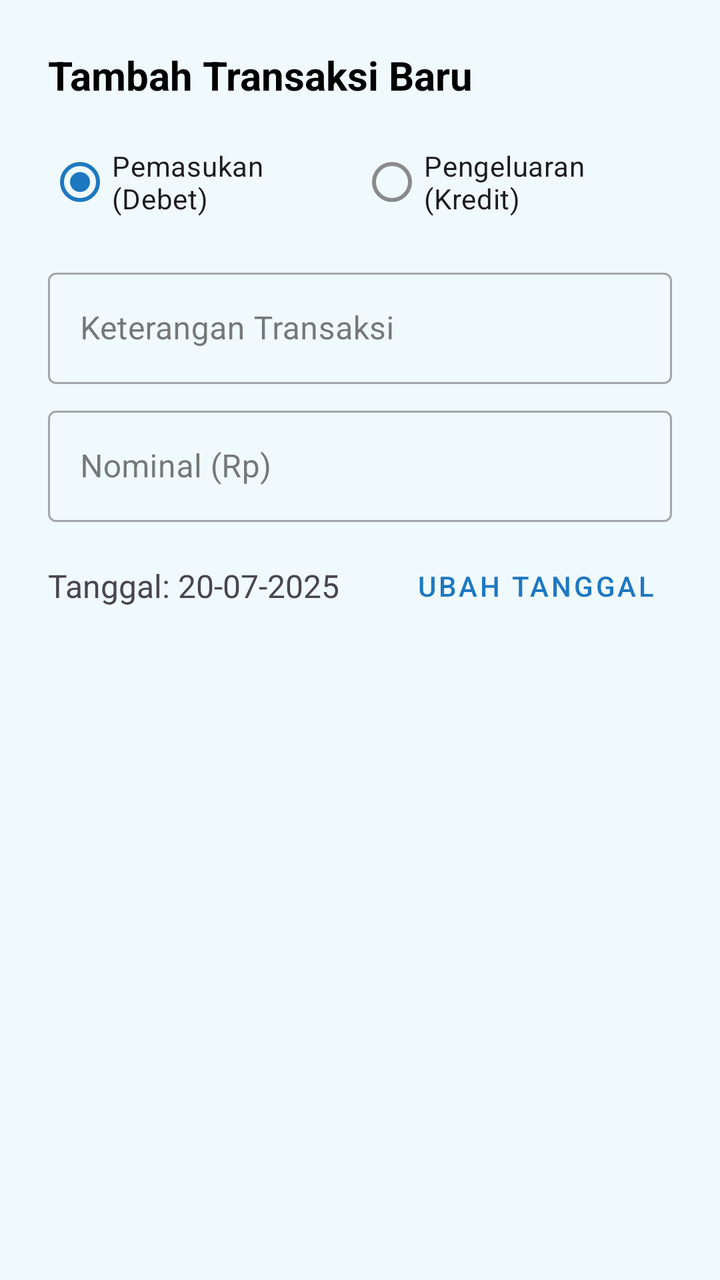
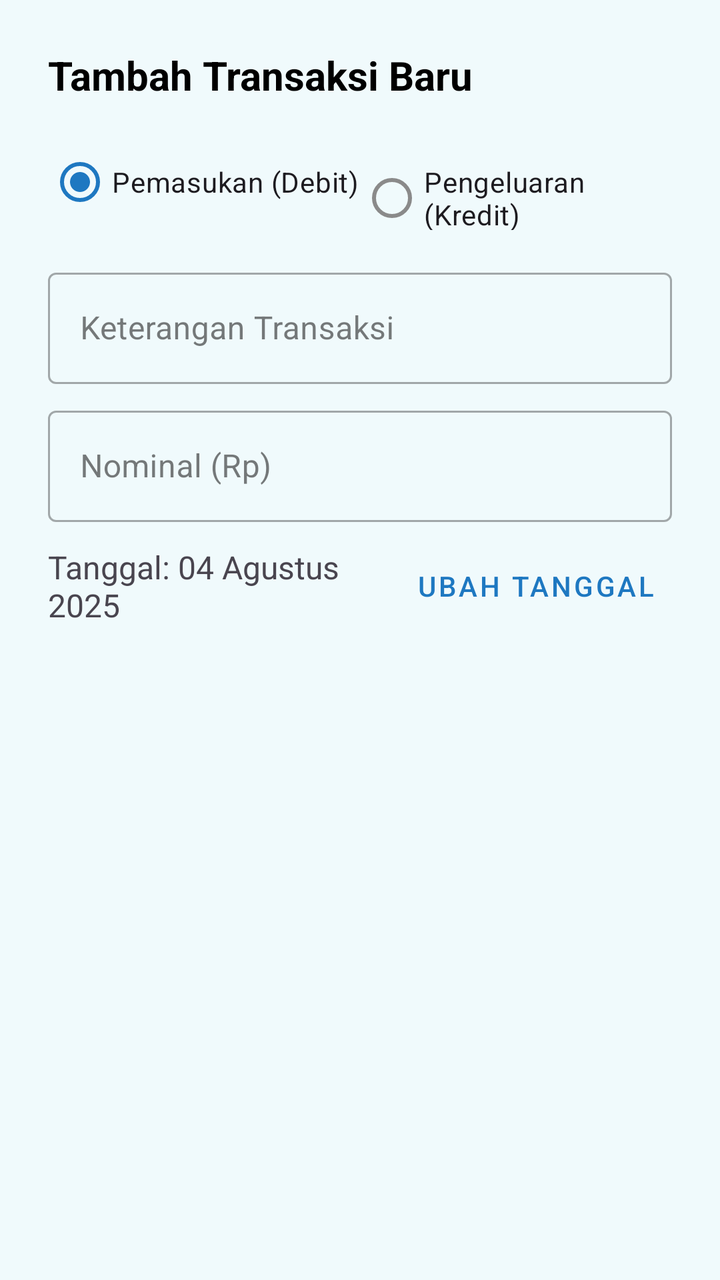

Before-and-after screenshots of an Android layout around one commit, followed by the original layout XML and the change that was made.
<!-- AndroidManifest.xml: application theme Theme.Tirta -->
<!-- res/layout/dialog_tambah_transaksi.xml -->
<?xml version="1.0" encoding="utf-8"?>
<LinearLayout xmlns:android="http://schemas.android.com/apk/res/android"
    xmlns:app="http://schemas.android.com/apk/res-auto"
    android:layout_width="match_parent"
    android:layout_height="wrap_content"
    android:orientation="vertical"
    android:padding="24dp">

    <TextView
        android:id="@+id/form_title"
        android:layout_width="wrap_content"
        android:layout_height="wrap_content"
        android:text="Tambah Transaksi Baru"
        android:textColor="@color/black"
        android:textSize="20sp"
        android:textStyle="bold" />

    <RadioGroup
        android:id="@+id/rg_jenis_transaksi"
        android:layout_width="match_parent"
        android:layout_height="wrap_content"
        android:orientation="horizontal"
        android:layout_marginTop="16dp">

        <RadioButton
            android:id="@+id/rb_pemasukan"
            android:layout_width="0dp"
            android:layout_height="wrap_content"
            android:layout_weight="1"
            android:text="Pemasukan (Debet)"
            android:checked="true"/>

        <RadioButton
            android:id="@+id/rb_pengeluaran"
            android:layout_width="0dp"
            android:layout_height="wrap_content"
            android:layout_weight="1"
            android:text="Pengeluaran (Kredit)"/>
    </RadioGroup>

    <com.google.android.material.textfield.TextInputLayout
        android:layout_width="match_parent"
        android:layout_height="wrap_content"
        android:layout_marginTop="16dp"
        style="@style/Widget.MaterialComponents.TextInputLayout.OutlinedBox">

        <com.google.android.material.textfield.TextInputEditText
            android:id="@+id/et_keterangan"
            android:layout_width="match_parent"
            android:layout_height="wrap_content"
            android:hint="Keterangan Transaksi"
            android:inputType="textCapSentences"/>
    </com.google.android.material.textfield.TextInputLayout>

    <com.google.android.material.textfield.TextInputLayout
        android:layout_width="match_parent"
        android:layout_height="wrap_content"
        android:layout_marginTop="8dp"
        style="@style/Widget.MaterialComponents.TextInputLayout.OutlinedBox">

        <com.google.android.material.textfield.TextInputEditText
            android:id="@+id/et_nominal"
            android:layout_width="match_parent"
            android:layout_height="wrap_content"
            android:hint="Nominal (Rp)"
            android:inputType="number"/>
    </com.google.android.material.textfield.TextInputLayout>

    <LinearLayout
        android:layout_width="match_parent"
        android:layout_height="wrap_content"
        android:orientation="horizontal"
        android:gravity="center_vertical"
        android:layout_marginTop="8dp">

        <TextView
            android:id="@+id/tv_tanggal_dipilih"
            android:layout_width="0dp"
            android:layout_height="wrap_content"
            android:layout_weight="1"
            android:text="Tanggal: 20-07-2025"
            android:textSize="16sp"/>

        <Button
            android:id="@+id/btn_pilih_tanggal"
            android:layout_width="wrap_content"
            android:layout_height="wrap_content"
            android:text="Ubah Tanggal"
            style="@style/Widget.MaterialComponents.Button.TextButton"/>
    </LinearLayout>

</LinearLayout>
<!-- resources referenced by this layout -->
<resources>
  <color name="black">#FF000000</color>
  <style name="Theme.Tirta" parent="Base.Theme.Tirta" />
  <style name="Base.Theme.Tirta" parent="Theme.Material3.DayNight.NoActionBar">
          <item name="android:forceDarkAllowed" tools:targetApi="q">false</item>
          <item name="colorPrimary">@color/navy_tirta</item>
          <item name="colorOnPrimary">@color/white</item>
          <item name="colorPrimaryContainer">@color/navy_tirta_light</item>
          <item name="colorOnPrimaryContainer">@color/navy_tirta_dark</item>
  
          <item name="colorSecondary">@color/navy_tirta</item>
          <item name="colorOnSecondary">@color/white</item>
          <item name="colorSecondaryContainer">@color/navy_tirta_light</item>
          <item name="colorOnSecondaryContainer">@color/navy_tirta_dark</item>
  
          <item name="colorError">@color/status_error</item>
          <item name="colorOnError">@color/white</item>
          <item name="colorErrorContainer">#F9DEDC</item>
          <item name="colorOnErrorContainer">#410E0B</item>
  
          <item name="android:colorBackground">@color/background_light</item>
          <item name="colorOnBackground">@color/text_primary</item>
          <item name="colorSurface">@color/white</item> <item name="colorOnSurface">@color/text_primary</item> <item name="colorSurfaceVariant">@color/background_light</item>
          <item name="colorOnSurfaceVariant">@color/text_secondary</item> <item name="colorOutline">@color/border_color</item> </style>
  <color name="navy_tirta">#1E78C1</color>
  <color name="white">#FFFFFFFF</color>
  <color name="navy_tirta_light">#C6E4FF</color>
  <color name="navy_tirta_dark">#064474</color>
  <color name="status_error">#D32F2F</color>
  <color name="background_light">#F0FAFC</color>
  <color name="text_primary">#212121</color>
  <color name="text_secondary">#8A8A8A</color>
  <color name="border_color">#DDE2E5</color>
</resources>

<!-- the commit's change to res/layout/dialog_tambah_transaksi.xml (unified diff, before → after) -->
@@ -27,7 +27,7 @@
             android:layout_width="0dp"
             android:layout_height="wrap_content"
             android:layout_weight="1"
-            android:text="Pemasukan (Debet)"
+            android:text="Pemasukan (Debit)"
             android:checked="true"/>
 
         <RadioButton
@@ -78,7 +78,7 @@
             android:layout_width="0dp"
             android:layout_height="wrap_content"
             android:layout_weight="1"
-            android:text="Tanggal: 20-07-2025"
+            android:text="Tanggal: 04 Agustus 2025"
             android:textSize="16sp"/>
 
         <Button
